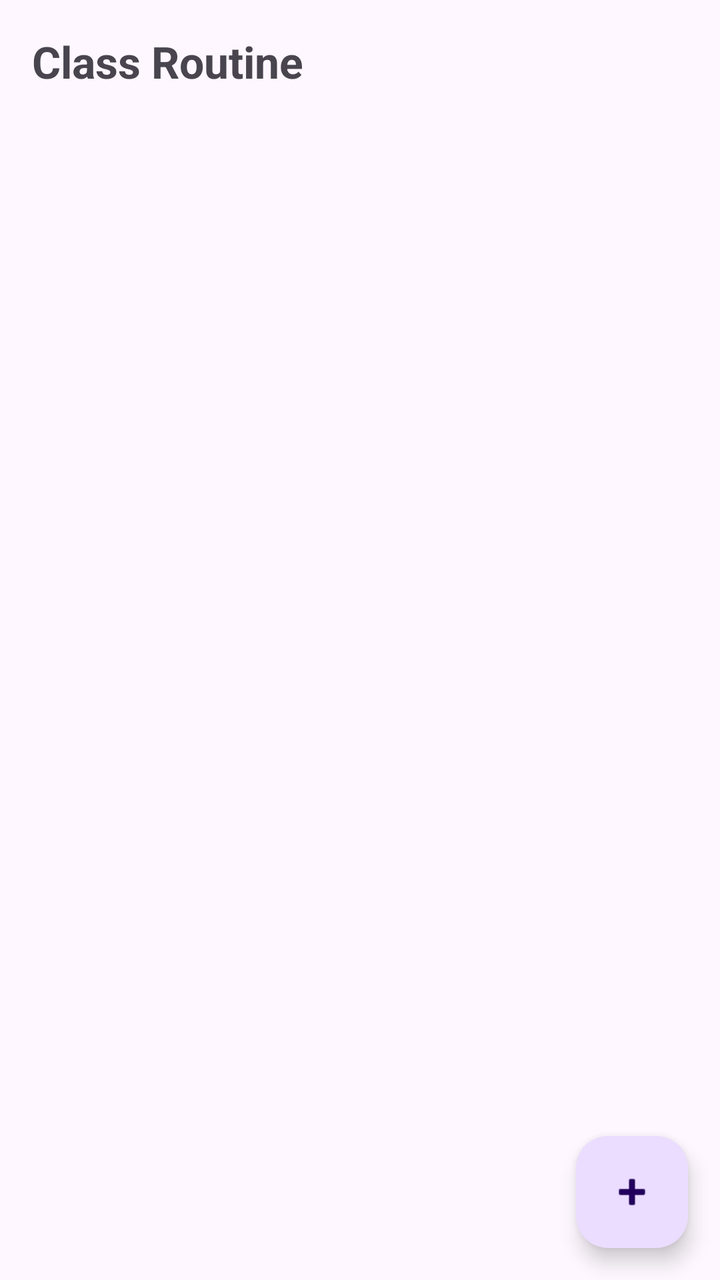
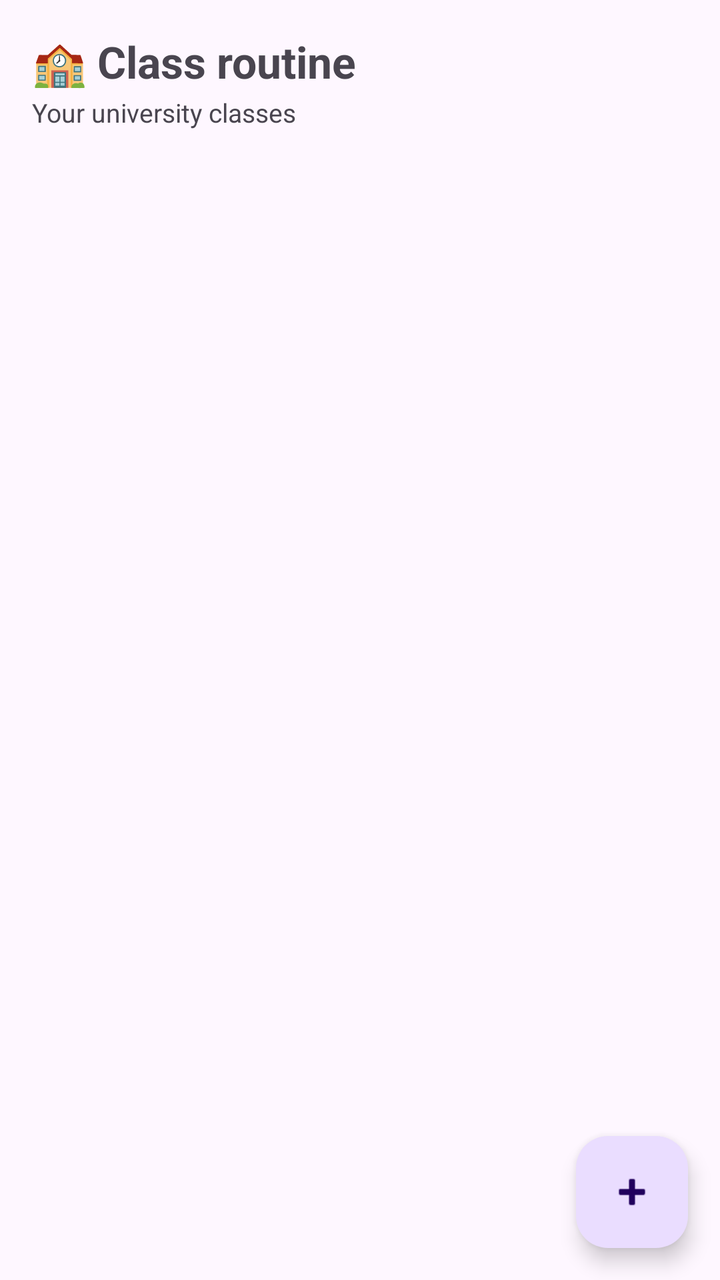

Compare the two renders of this Android layout. The source of the first and the diff that turns it into the second are given below.
<!-- AndroidManifest.xml: application theme Theme.CampusCompanion -->
<!-- res/layout/activity_routine.xml -->
<?xml version="1.0" encoding="utf-8"?>
<androidx.coordinatorlayout.widget.CoordinatorLayout
    xmlns:android="http://schemas.android.com/apk/res/android"
    android:layout_width="match_parent"
    android:layout_height="match_parent">

    <LinearLayout
        android:layout_width="match_parent"
        android:layout_height="match_parent"
        android:orientation="vertical">

        <TextView
            android:layout_width="match_parent"
            android:layout_height="wrap_content"
            android:padding="16dp"
            android:text="Class Routine"
            android:textSize="22sp"
            android:textStyle="bold" />

        <FrameLayout
            android:layout_width="match_parent"
            android:layout_height="0dp"
            android:layout_weight="1">

            <androidx.recyclerview.widget.RecyclerView
                android:id="@+id/recycler"
                android:layout_width="match_parent"
                android:layout_height="match_parent"
                android:clipToPadding="false"
                android:paddingBottom="88dp" />

            <TextView
                android:id="@+id/emptyText"
                android:layout_width="wrap_content"
                android:layout_height="wrap_content"
                android:layout_gravity="center"
                android:gravity="center"
                android:text="No classes yet.\nTap + to add one."
                android:visibility="gone" />
        </FrameLayout>
    </LinearLayout>

    <com.google.android.material.floatingactionbutton.FloatingActionButton
        android:id="@+id/fabAdd"
        android:layout_width="wrap_content"
        android:layout_height="wrap_content"
        android:layout_gravity="bottom|end"
        android:layout_margin="16dp"
        android:contentDescription="Add class"
        android:src="@android:drawable/ic_input_add" />
</androidx.coordinatorlayout.widget.CoordinatorLayout>
<!-- resources referenced by this layout -->
<resources>
  <style name="Theme.CampusCompanion" parent="Base.Theme.CampusCompanion" />
  <style name="Base.Theme.CampusCompanion" parent="Theme.Material3.DayNight.NoActionBar">
          
      </style>
</resources>

<!-- the commit's change to res/layout/activity_routine.xml (unified diff, before → after) -->
@@ -9,13 +9,29 @@
         android:layout_height="match_parent"
         android:orientation="vertical">
 
-        <TextView
+        <LinearLayout
             android:layout_width="match_parent"
             android:layout_height="wrap_content"
-            android:padding="16dp"
-            android:text="Class Routine"
-            android:textSize="22sp"
-            android:textStyle="bold" />
+            android:orientation="vertical"
+            android:paddingHorizontal="16dp"
+            android:paddingTop="16dp"
+            android:paddingBottom="4dp">
+
+            <TextView
+                android:layout_width="match_parent"
+                android:layout_height="wrap_content"
+                android:text="&#127979; Class routine"
+                android:textSize="22sp"
+                android:textStyle="bold" />
+
+            <TextView
+                android:layout_width="match_parent"
+                android:layout_height="wrap_content"
+                android:layout_marginTop="2dp"
+                android:text="Your university classes"
+                android:textColor="?attr/colorOnSurfaceVariant"
+                android:textSize="13sp" />
+        </LinearLayout>
 
         <FrameLayout
             android:layout_width="match_parent"
